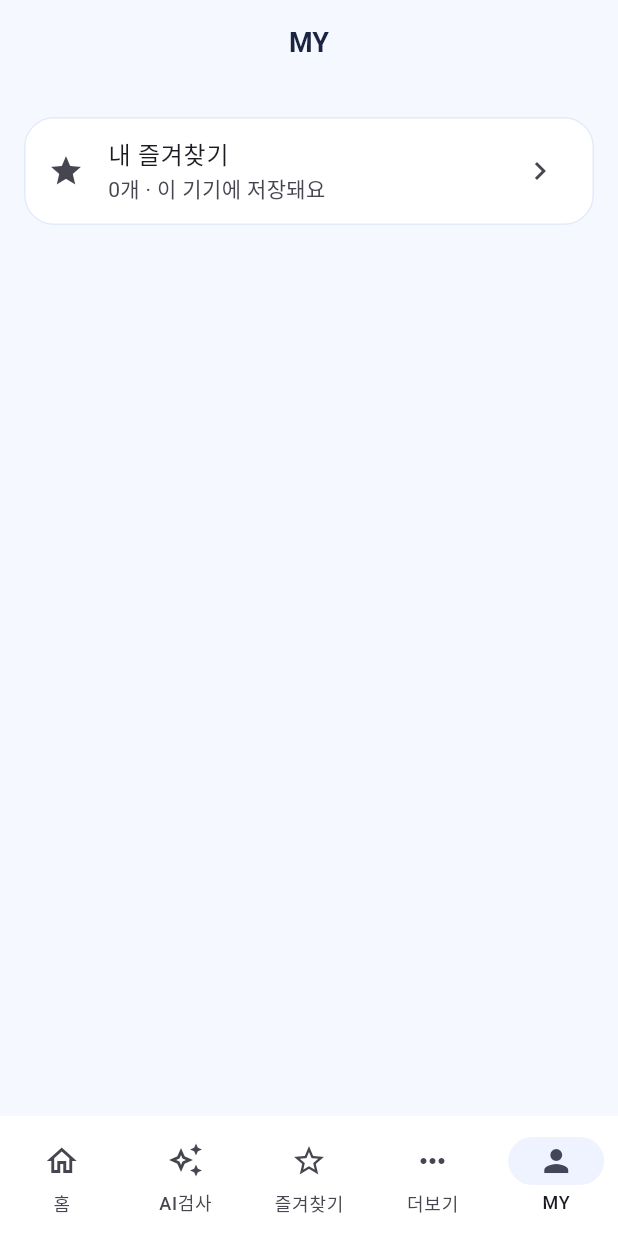
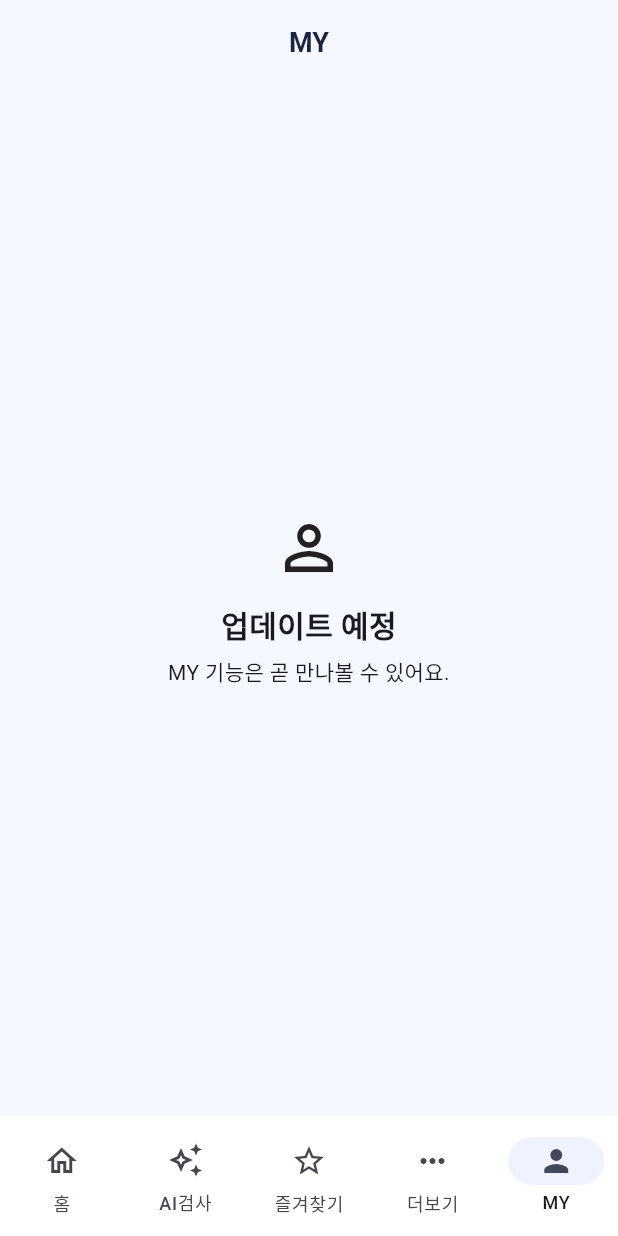
Before and after one commit to sumin1458/TapeFit, a Flutter app: the MyScreen screen opened by its route, on a phone screen of 412 x 824 dp. Run offline on Flutter 3.47's test engine with Material 3 defaults, Android fonts, the phone set to English and light mode, and no system bars; our stand-ins replace cloud_firestore, firebase_auth, firebase_core, flutter_riverpod, go_router, shared_preferences; accounts and stored records are empty.

Commit message:
feat: MY tab placeholder, security rules in Dart, remote-failure tests, clearer medical disclaimer
Co-authored-by: Copilot App <223556219+Copilot@users.noreply.github.com>

```diff
--- a/assets/fallback/guides.json
+++ b/assets/fallback/guides.json
@@ -2,7 +2,7 @@
   "meta": {
     "contentVersion": "2026.11.1",
     "schemaVersion": 1,
-    "disclaimer": "일반 참고용입니다. 의학적 진단·치료를 대체하지 않습니다. 증상이 심하면 진료를 받으세요."
+    "disclaimer": "일반 참고용이며 아직 의료 전문가의 검수를 받지 않았습니다. 의학적 진단·치료를 대체하지 않습니다. 통증·붓기·저림이 심해지거나 걷기 어려우면 중단하고 진료를 받으세요."
   },
   "bodyParts": [
     { "id": "ankle", "name": "발목", "available": true, "order": 1 },
--- a/content/guides.json
+++ b/content/guides.json
@@ -2,7 +2,7 @@
   "meta": {
     "contentVersion": "2026.11.1",
     "schemaVersion": 1,
-    "disclaimer": "일반 참고용입니다. 의학적 진단·치료를 대체하지 않습니다. 증상이 심하면 진료를 받으세요."
+    "disclaimer": "일반 참고용이며 아직 의료 전문가의 검수를 받지 않았습니다. 의학적 진단·치료를 대체하지 않습니다. 통증·붓기·저림이 심해지거나 걷기 어려우면 중단하고 진료를 받으세요."
   },
   "bodyParts": [
     { "id": "ankle", "name": "발목", "available": true, "order": 1 },
--- a/lib/data/guide_content.dart
+++ b/lib/data/guide_content.dart
@@ -8,7 +8,7 @@ const Map<String, dynamic> bundledGuideContent = {
   'meta': {
     'contentVersion': '2026.11.1',
     'schemaVersion': 1,
-    'disclaimer': '일반 참고용입니다. 의학적 진단·치료를 대체하지 않습니다. 증상이 심하면 진료를 받으세요.',
+    'disclaimer': '일반 참고용이며 아직 의료 전문가의 검수를 받지 않았습니다. 의학적 진단·치료를 대체하지 않습니다. 통증·붓기·저림이 심해지거나 걷기 어려우면 중단하고 진료를 받으세요.',
   },
   'bodyParts': [
     {
--- a/lib/presentation/my/my_screen.dart
+++ b/lib/presentation/my/my_screen.dart
@@ -1,33 +1,27 @@
 import 'package:flutter/material.dart';
-import 'package:flutter_riverpod/flutter_riverpod.dart';
-import 'package:go_router/go_router.dart';
 
 import '../../app/nav_bar.dart';
-import '../../application/guide_providers.dart';
 
-/// MY 탭: 내 즐겨찾기 요약. 로그인 없이 기기에 저장된 값만 보여준다.
-class MyScreen extends ConsumerWidget {
+/// MY 탭: 아직 기능이 없고 업데이트 예정 안내만 보여준다.
+class MyScreen extends StatelessWidget {
   const MyScreen({super.key});
 
   @override
-  Widget build(BuildContext context, WidgetRef ref) {
-    final count = (ref.watch(favoritesProvider).value ?? const <String>{}).length;
+  Widget build(BuildContext context) {
     return Scaffold(
       appBar: AppBar(title: const Text('MY')),
       bottomNavigationBar: const TapeFitNavBar(index: 4),
-      body: ListView(
-        padding: const EdgeInsets.all(16),
-        children: [
-          Card(
-            child: ListTile(
-              leading: const Icon(Icons.star),
-              title: const Text('내 즐겨찾기'),
-              subtitle: Text('$count개 · 이 기기에 저장돼요'),
-              trailing: const Icon(Icons.chevron_right),
-              onTap: () => context.go('/favorites'),
-            ),
-          ),
-        ],
+      body: const Center(
+        child: Padding(
+          padding: EdgeInsets.all(24),
+          child: Column(mainAxisSize: MainAxisSize.min, children: [
+            Icon(Icons.person_outline, size: 48),
+            SizedBox(height: 12),
+            Text('업데이트 예정', style: TextStyle(fontSize: 20, fontWeight: FontWeight.w800)),
+            SizedBox(height: 6),
+            Text('MY 기능은 곧 만나볼 수 있어요.', textAlign: TextAlign.center),
+          ]),
+        ),
       ),
     );
   }
```
Also changed, not shown: lib/data/firestore_guide_repository.dart (+21 -10 lines), lib/data/firestore_rules.dart (added, +34 -0 lines), lib/project_overview.dart (+4 -3 lines), 4 other files.
